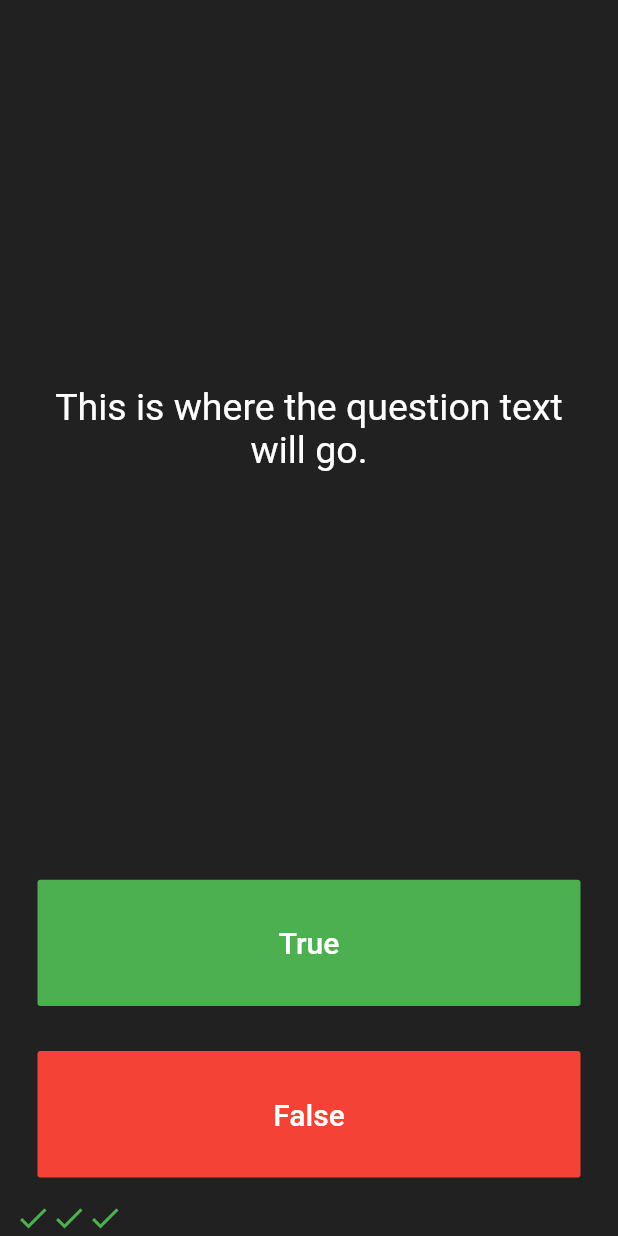
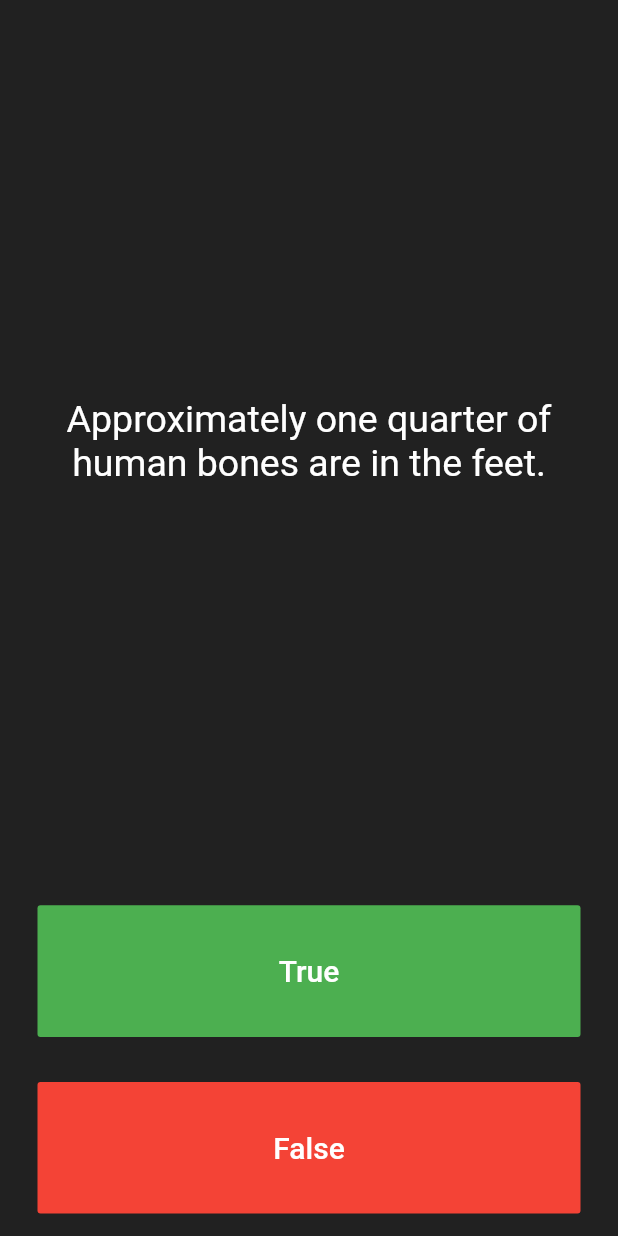
Before and after one commit to najmulmyself/Practice_App, a Flutter app: the screen it shows after launch, on a phone screen of 412 x 824 dp. Run offline on Flutter 3.47's test engine with Material 2 defaults, Android fonts, the phone set to English and light mode, and no system bars; our stand-ins replace audioplayers.

Commit message:
question list added

```diff
--- a/quiz_app/lib/main.dart
+++ b/quiz_app/lib/main.dart
@@ -26,19 +26,11 @@
 }
 
 class _QuizPageState extends State<QuizPage> {
-  List<Widget> checkMark = [
-    Icon(
-      Icons.check,
-      color: Colors.green,
-    ),
-    Icon(
-      Icons.check,
-      color: Colors.green,
-    ),
-    Icon(
-      Icons.check,
-      color: Colors.green,
-    ),
+  List<Widget> checkMark = [];
+  List ShowQuestions = [
+    'You can lead a cow down stairs but not up stairs.',
+    'Approximately one quarter of human bones are in the feet.',
+    'A slug\'s blood is green.'
   ];
   @override
   Widget build(BuildContext context) {
@@ -52,7 +44,7 @@
             padding: EdgeInsets.all(10.0),
             child: Center(
               child: Text(
-                'This is where the question text will go.',
+                ShowQuestions[1],
                 textAlign: TextAlign.center,
                 style: TextStyle(
                   fontSize: 25.0,
```
